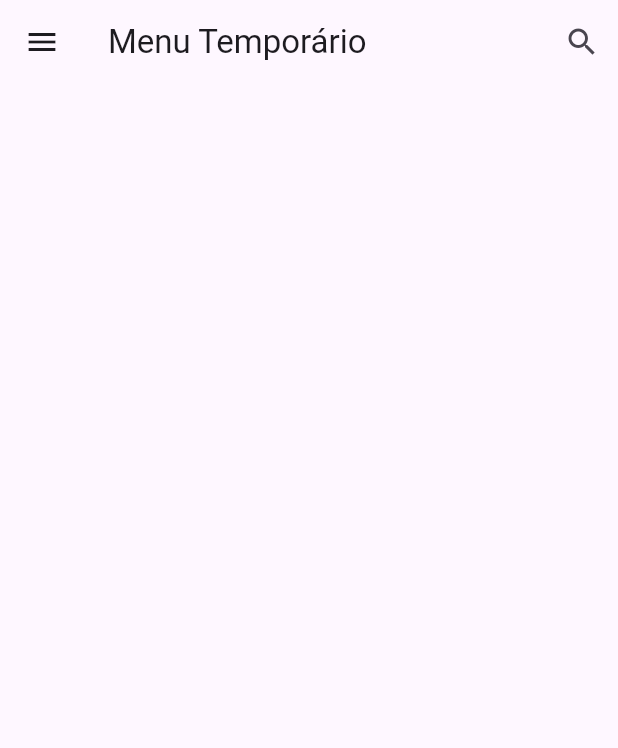
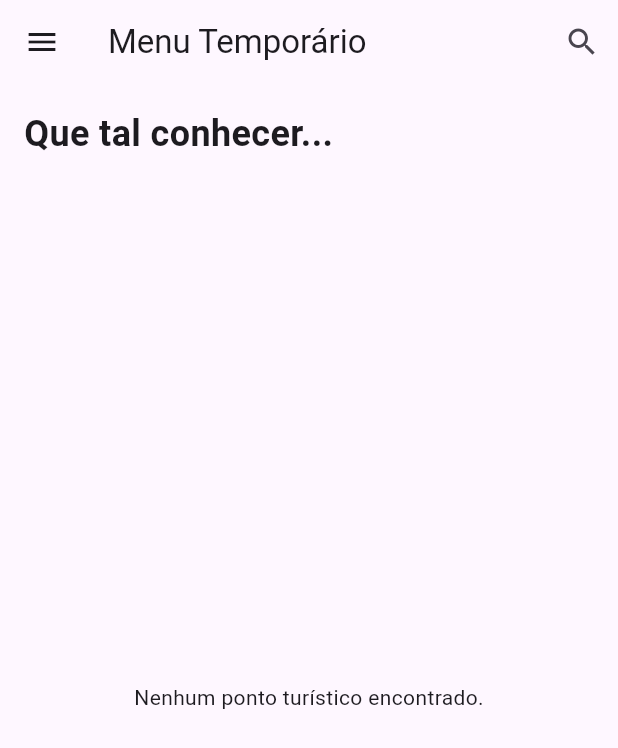
Before and after one commit to ste-coding/dsi-grupo05, a Flutter app: the MenuPage screen opened by its route, on a phone screen of 412 x 824 dp. Shown: the top 748 px of the screen. Run offline on Flutter 3.47's test engine with Material 3 defaults, Android fonts, the phone set to English and light mode, and no system bars; our stand-ins replace brasil_fields, cloud_firestore, csv, firebase_auth, firebase_core; accounts and stored records are empty.

Commit message:
feat: connect menu page with pontos turisticos service

```diff
--- a/lib/views/menu.page.dart
+++ b/lib/views/menu.page.dart
@@ -1,4 +1,6 @@
 import 'package:flutter/material.dart';
+import 'package:cloud_firestore/cloud_firestore.dart';
+import 'package:flutter_application_1/services/pontos_turisticos_service.dart';
 
 class MenuPage extends StatefulWidget {
   const MenuPage({super.key});
@@ -8,6 +10,8 @@ class MenuPage extends StatefulWidget {
 }
 
 class _MenuPageState extends State<MenuPage> {
+  final PontosTuristicosService _pontosTuristicosService = PontosTuristicosService();
+
   @override
   Widget build(BuildContext context) {
     return Scaffold(
@@ -16,7 +20,8 @@ class _MenuPageState extends State<MenuPage> {
         actions: [
           IconButton(
             onPressed: () {},
-            icon: const Icon(Icons.search))
+            icon: const Icon(Icons.search),
+          ),
         ],
       ),
       drawer: Drawer(
@@ -43,6 +48,66 @@ class _MenuPageState extends State<MenuPage> {
           ],
         ),
       ),
+      body: Padding(
+        padding: const EdgeInsets.all(16.0),
+        child: Column(
+          crossAxisAlignment: CrossAxisAlignment.start,
+          children: [
+            const Text(
+              'Que tal conhecer...',
+              style: TextStyle(fontSize: 24, fontWeight: FontWeight.bold),
+            ),
+            const SizedBox(height: 16),
+            Expanded(
+              child: StreamBuilder<QuerySnapshot>(
+                stream: _pontosTuristicosService.getPontosTuristicos(),
+                builder: (context, snapshot) {
+                  if (snapshot.connectionState == ConnectionState.waiting) {
+                    return const Center(child: CircularProgressIndicator());
+                  }
+
+                  if (snapshot.hasError) {
+                    return const Center(child: Text('Erro ao carregar os pontos turísticos.'));
+                  }
+
+                  if (!snapshot.hasData || snapshot.data!.docs.isEmpty) {
+                    return const Center(child: Text('Nenhum ponto turístico encontrado.'));
+                  }
+
+                  final points = snapshot.data!.docs;
+
+                  return ListView.builder(
+                    itemCount: points.length,
+                    itemBuilder: (context, index) {
+                      final point = points[index];
+                      final name = point['name'];
+                      final city = point['city'];
+                      final state = point['state'];
+                      final stars = point['stars'] ?? 0;
+
+                      return Card(
+                        margin: const EdgeInsets.symmetric(vertical: 8.0),
+                        child: ListTile(
+                          contentPadding: const EdgeInsets.all(16.0),
+                          title: Text(name, style: const TextStyle(fontSize: 18)),
+                          subtitle: Text('$city, $state', style: const TextStyle(fontSize: 16)),
+                          trailing: Row(
+                            mainAxisSize: MainAxisSize.min,
+                            children: [
+                              Icon(Icons.star, color: Colors.yellow[700]),
+                              Text('$stars', style: const TextStyle(fontSize: 16)),
+                            ],
+                          ),
+                        ),
+                      );
+                    },
+                  );
+                },
+              ),
+            ),
+          ],
+        ),
+      ),
     );
   }
 }
```
Also changed, not shown: lib/services/pontos_turisticos_service.dart (added, +40 -0 lines).
